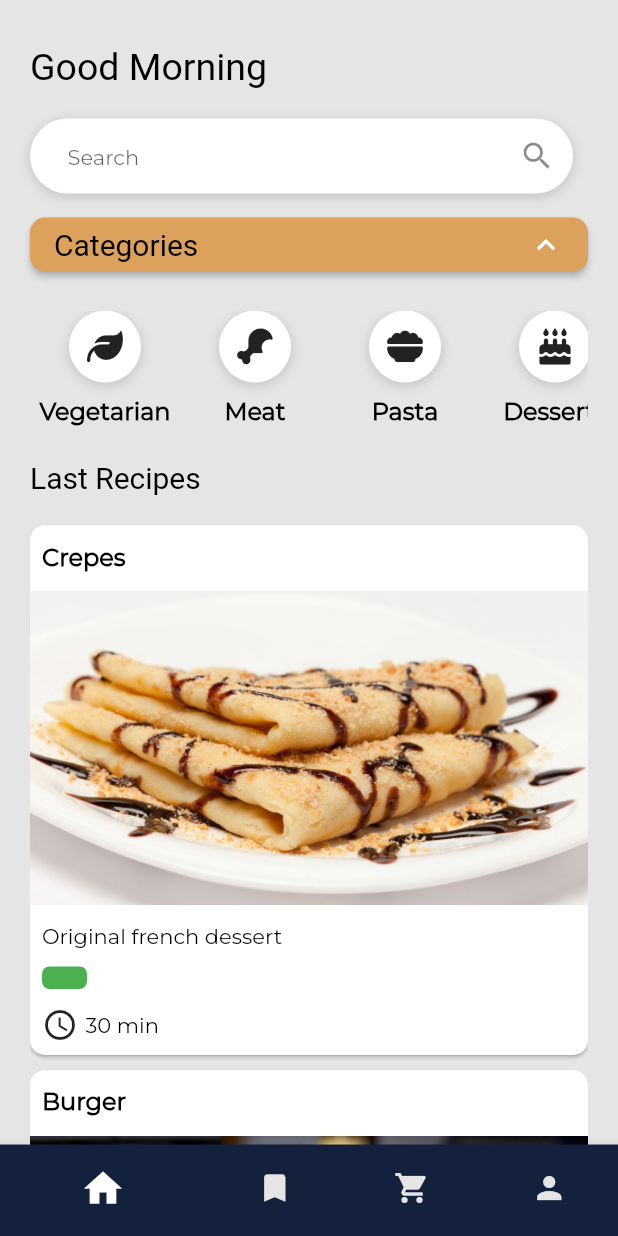
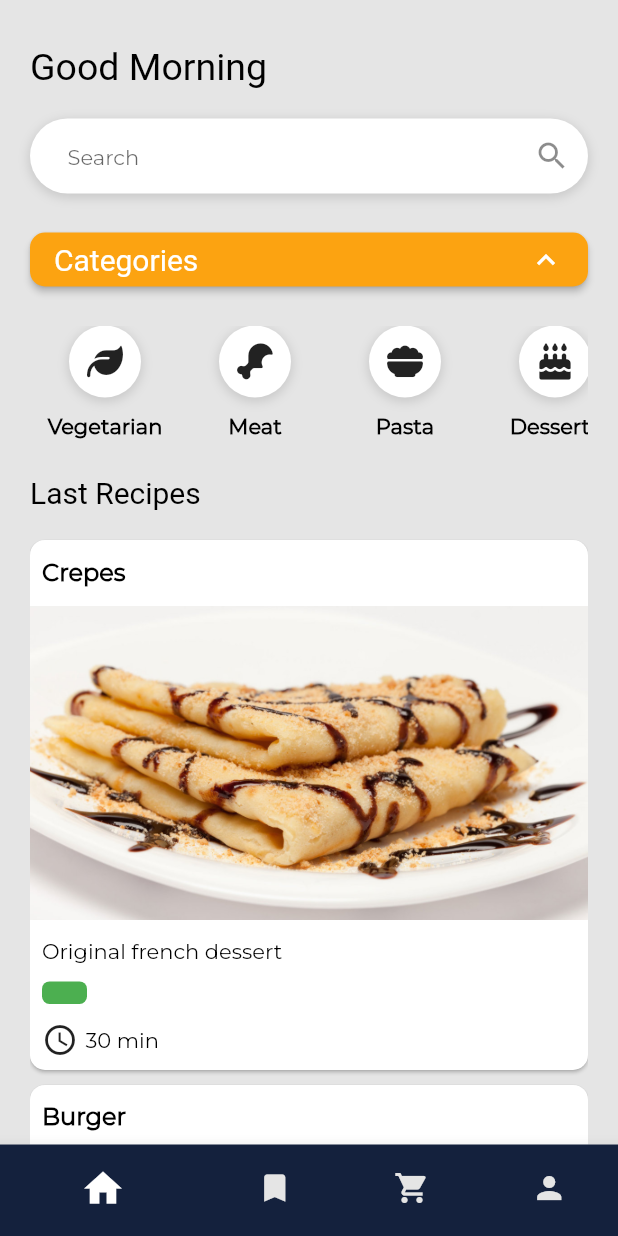
Before and after one commit to lintenn/GrateMate, a Flutter app: the screen it shows after launch, after a tap on "Categories", on a phone screen of 412 x 824 dp. Run offline on Flutter 3.47's test engine with Material 2 defaults, Android fonts, the light colour scheme and no system bars; our stand-ins replace carousel_slider, font_awesome_flutter, tuple; missing offline and left inert: flutter_ringtone_player, material_dialogs; network calls fail; Roboto replaces fonts that are missing (MontSerrat, MontserratExtraBold); statements that could not run were skipped; project files that could hold a hidden picture were left out.

Commit message:
delete readme.txt and small fix for mainPage

```diff
--- a/grate_mate/lib/screens/mainPage.dart
+++ b/grate_mate/lib/screens/mainPage.dart
@@ -1,4 +1,3 @@
-
 import 'package:flutter/material.dart';
 import 'package:font_awesome_flutter/font_awesome_flutter.dart';
 import 'package:grate_mate/widgets/mate_error_text.dart';
@@ -47,7 +46,7 @@ class _MainPageState extends State<MainPage> {
                 ),
               ),
               Container(
-                padding: const EdgeInsets.fromLTRB(0, 20, 10, 10),
+                padding: const EdgeInsets.fromLTRB(0, 20, 0, 20),
                 child: Container(
                   decoration: const BoxDecoration(
                     color: Colors.white,
@@ -100,6 +99,7 @@ class _MainPageState extends State<MainPage> {
                   children: <Widget>[
                     MateTextH2(
                       text: 'Categories',
+                      color: Colors.white,
                     ),
                     Icon(
                       this._expandCategories
@@ -115,7 +115,7 @@ class _MainPageState extends State<MainPage> {
                 },
                 style: ElevatedButton.styleFrom(
                   foregroundColor: Colors.white,
-                  backgroundColor: GrateMate.earthYellow,
+                  backgroundColor: GrateMate.yellowNorthFace,
                   shape: RoundedRectangleBorder(
                     borderRadius: BorderRadius.circular(10.0),
                   ),
@@ -239,8 +239,9 @@ class _MainPageState extends State<MainPage> {
               },
             ),
           ),
-          MateTextH3.bold(
+          MateTextP(
             text: text,
+            fontWeight: FontWeight.bold,
           ),
         ],
       ),
```
Also changed, not shown: readme.txt (deleted).
